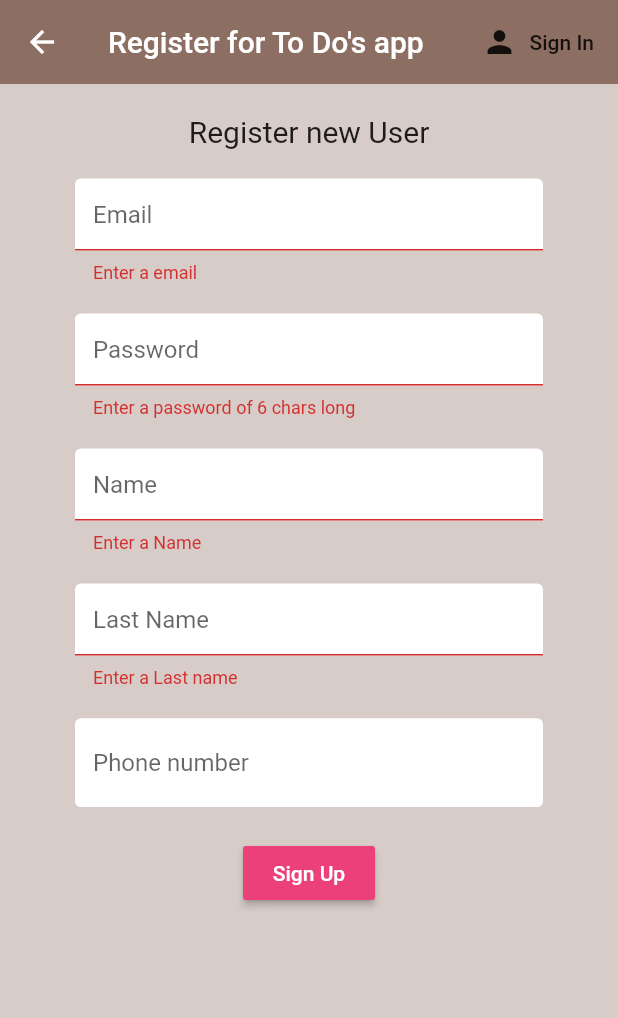
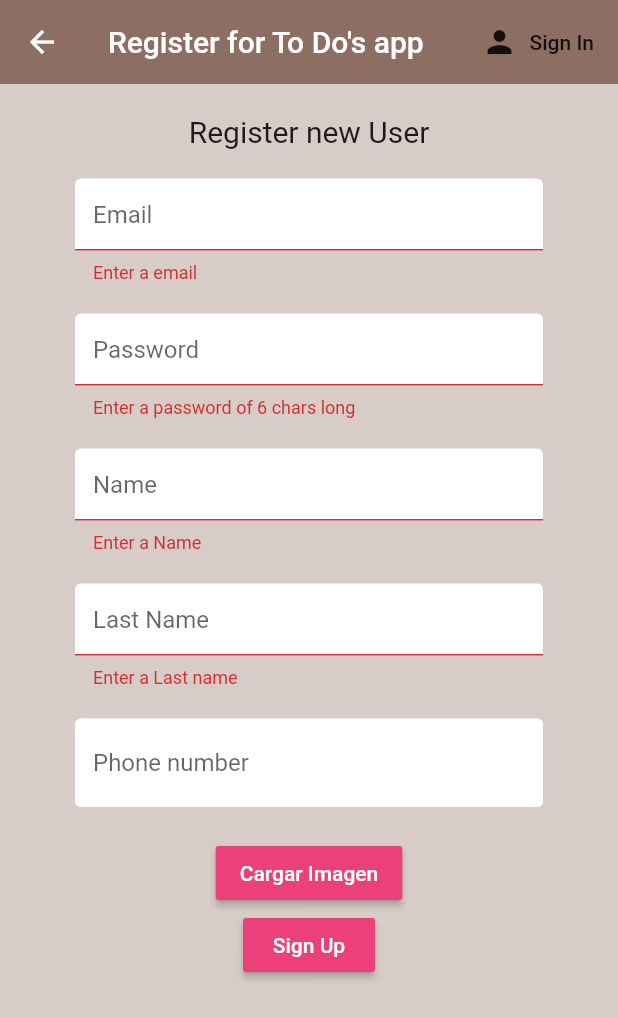
Before and after one commit to hernan1998/Flutter-Firebase, a Flutter app: the SignUp screen opened directly, after a tap on "Sign Up", on a phone screen of 412 x 824 dp. Shown: the top 1018 px of the screen. Run offline on Flutter 3.47's test engine with Material 2 defaults, Android fonts, the phone set to English and light mode, and no system bars; our stand-ins replace cloud_firestore, firebase_auth, firebase_storage, flutter_spinkit, image_picker; accounts and stored records are empty.

Commit message:
carga de imagen en sign up

```diff
--- a/lib/screens/authenticate/sign_up.dart
+++ b/lib/screens/authenticate/sign_up.dart
@@ -1,3 +1,8 @@
+import 'dart:io';
+import 'dart:ui';
+import 'package:firebase_storage/firebase_storage.dart';
+import 'package:image_picker/image_picker.dart';
+
 import 'package:flutter/material.dart';
 import 'package:flutter_firebase/Shared/loading.dart';
 import 'package:flutter_firebase/services/auth.dart';
@@ -26,7 +31,15 @@ class _SignUpState extends State<SignUp> {
   String lastname = '';
   String phone = '';
   String error ='';
+  File sampleImage;
 
+  Future getImage() async{
+    var tempImage = await ImagePicker.pickImage(source: ImageSource.gallery);
+
+    setState(() {
+      sampleImage = tempImage;
+    });
+  }
 
   @override
   Widget build(BuildContext context) {
@@ -101,6 +114,15 @@ class _SignUpState extends State<SignUp> {
                 },
               ),
               SizedBox(height: 20.0),
+
+              RaisedButton(
+                color: Colors.pink[400],
+                child: sampleImage == null ? Text(
+                  'Cargar Imagen',
+                  style: TextStyle(color: Colors.white),
+                ): enableUpload(),
+                onPressed: getImage,
+              ),
               RaisedButton(
                 color: Colors.pink[400],
                 child: Text(
@@ -119,7 +141,11 @@ class _SignUpState extends State<SignUp> {
                         loading = false;
                       });
                     }
+                    final StorageReference firebaseStorageRef = FirebaseStorage.instance.ref().child('myimage.jpg');
+                    final StorageUploadTask task = firebaseStorageRef.putFile(sampleImage);
                   }
+
+
                 },
               ),
               SizedBox(height: 12.0,),
@@ -133,4 +159,11 @@ class _SignUpState extends State<SignUp> {
       ),
     );
   }
+  Widget enableUpload(){
+    return Container(
+      child: Column(children: <Widget>[
+        Image.file(sampleImage, height: 200.0, width: 200.0),
+      ],),
+    );
+  }
 }
--- a/pubspec.yaml
+++ b/pubspec.yaml
@@ -30,6 +30,8 @@ dependencies:
   firebase_auth: ^0.14.0+5
   cloud_firestore: ^0.13.0+1
   firebase_core: ^0.4.2+1
+  firebase_storage:
+  image_picker:
   provider: ^4.1.1
   flutter_spinkit: ^4.1.2+1
 
```
Also changed, not shown: pubspec.lock, 1 other file.
